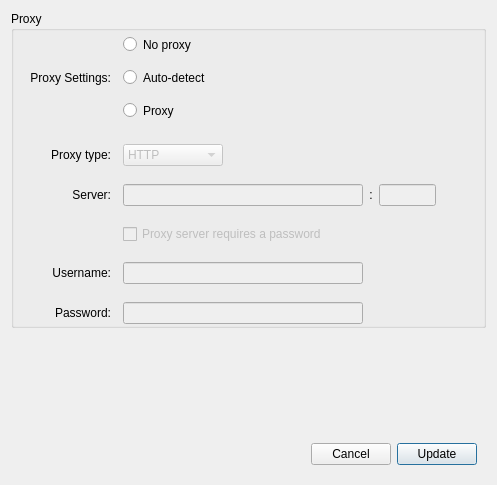
Qt form src/MEGASync/gui/macx/ProxySettings.ui (meganz/MEGAsync) before a commit.
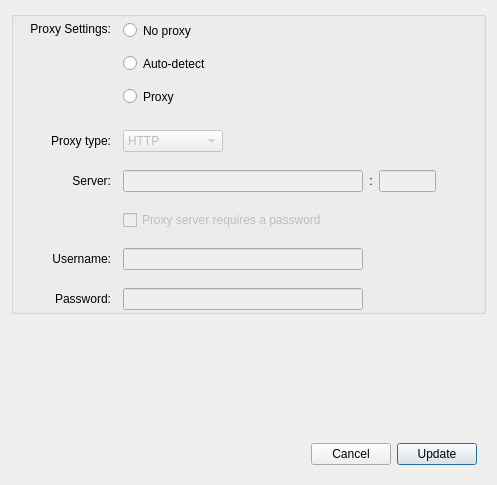
The same form after that commit.

Commit message: UI modifications according mac invision designs

The edit to the form file:
```diff
--- a/src/MEGASync/gui/macx/ProxySettings.ui
+++ b/src/MEGASync/gui/macx/ProxySettings.ui
@@ -29,7 +29,7 @@
       </sizepolicy>
      </property>
      <property name="title">
-      <string>Proxy</string>
+      <string/>
      </property>
      <property name="flat">
       <bool>true</bool>
@@ -56,103 +56,109 @@
       <property name="verticalSpacing">
        <number>18</number>
       </property>
-      <item row="8" column="1">
-       <widget class="QWidget" name="widget" native="true">
-        <property name="styleSheet">
+      <item row="13" column="1">
+       <widget class="QLineEdit" name="eProxyUsername">
+        <property name="enabled">
+         <bool>false</bool>
+        </property>
+        <property name="minimumSize">
+         <size>
+          <width>240</width>
+          <height>0</height>
+         </size>
+        </property>
+        <property name="maximumSize">
+         <size>
+          <width>240</width>
+          <height>16777215</height>
+         </size>
+        </property>
+        <property name="accessibleName">
+         <string>Username:</string>
+        </property>
+        <property name="text">
          <string notr="true"/>
         </property>
-        <layout class="QVBoxLayout" name="verticalLayout_19">
-         <property name="spacing">
-          <number>6</number>
-         </property>
-         <property name="leftMargin">
-          <number>0</number>
-         </property>
-         <property name="topMargin">
-          <number>0</number>
-         </property>
-         <property name="rightMargin">
-          <number>0</number>
-         </property>
-         <property name="bottomMargin">
-          <number>2</number>
-         </property>
-         <item>
-          <widget class="QRadioButton" name="rNoProxy">
-           <property name="minimumSize">
-            <size>
-             <width>0</width>
-             <height>27</height>
-            </size>
-           </property>
-           <property name="maximumSize">
-            <size>
-             <width>16777215</width>
-             <height>27</height>
-            </size>
-           </property>
-           <property name="focusPolicy">
-            <enum>Qt::StrongFocus</enum>
-           </property>
-           <property name="text">
-            <string>No proxy</string>
-           </property>
-          </widget>
-         </item>
-         <item>
-          <widget class="QRadioButton" name="rProxyAuto">
-           <property name="minimumSize">
-            <size>
-             <width>0</width>
-             <height>27</height>
-            </size>
-           </property>
-           <property name="maximumSize">
-            <size>
-             <width>16777215</width>
-             <height>27</height>
-            </size>
-           </property>
-           <property name="focusPolicy">
-            <enum>Qt::StrongFocus</enum>
-           </property>
-           <property name="text">
-            <string>Auto-detect</string>
-           </property>
-           <property name="checked">
-            <bool>false</bool>
-           </property>
-          </widget>
-         </item>
-         <item>
-          <widget class="QRadioButton" name="rProxyManual">
-           <property name="minimumSize">
-            <size>
-             <width>0</width>
-             <height>27</height>
-            </size>
-           </property>
-           <property name="maximumSize">
-            <size>
-             <width>16777215</width>
-             <height>27</height>
-            </size>
-           </property>
-           <property name="focusPolicy">
-            <enum>Qt::StrongFocus</enum>
-           </property>
-           <property name="styleSheet">
-            <string notr="true"/>
-           </property>
-           <property name="text">
-            <string>Proxy</string>
-           </property>
-          </widget>
-         </item>
-        </layout>
+       </widget>
+      </item>
+      <item row="12" column="1">
+       <widget class="QCheckBox" name="cProxyRequiresPassword">
+        <property name="enabled">
+         <bool>false</bool>
+        </property>
+        <property name="text">
+         <string>Proxy server requires a password</string>
+        </property>
+       </widget>
+      </item>
+      <item row="14" column="0">
+       <widget class="QLabel" name="lProxyPassword">
+        <property name="sizePolicy">
+         <sizepolicy hsizetype="Preferred" vsizetype="Preferred">
+          <horstretch>0</horstretch>
+          <verstretch>0</verstretch>
+         </sizepolicy>
+        </property>
+        <property name="focusPolicy">
+         <enum>Qt::NoFocus</enum>
+        </property>
+        <property name="text">
+         <string>Password:</string>
+        </property>
+        <property name="alignment">
+         <set>Qt::AlignRight|Qt::AlignTrailing|Qt::AlignVCenter</set>
+        </property>
+       </widget>
+      </item>
+      <item row="13" column="0">
+       <widget class="QLabel" name="lProxyUsername">
+        <property name="focusPolicy">
+         <enum>Qt::NoFocus</enum>
+        </property>
+        <property name="text">
+         <string>Username:</string>
+        </property>
+        <property name="alignment">
+         <set>Qt::AlignRight|Qt::AlignTrailing|Qt::AlignVCenter</set>
+        </property>
        </widget>
       </item>
       <item row="10" column="1">
+       <widget class="QComboBox" name="cProxyType">
+        <property name="enabled">
+         <bool>false</bool>
+        </property>
+        <property name="sizePolicy">
+         <sizepolicy hsizetype="Maximum" vsizetype="Fixed">
+          <horstretch>0</horstretch>
+          <verstretch>0</verstretch>
+         </sizepolicy>
+        </property>
+        <property name="minimumSize">
+         <size>
+          <width>100</width>
+          <height>0</height>
+         </size>
+        </property>
+        <property name="maximumSize">
+         <size>
+          <width>16777215</width>
+          <height>16777215</height>
+         </size>
+        </property>
+        <item>
+         <property name="text">
+          <string>HTTP</string>
+         </property>
+        </item>
+        <item>
+         <property name="text">
+          <string>SOCK5H</string>
+         </property>
+        </item>
+       </widget>
+      </item>
+      <item row="11" column="1">
        <widget class="QWidget" name="wProxyAddress" native="true">
         <property name="sizePolicy">
          <sizepolicy hsizetype="Preferred" vsizetype="Maximum">
@@ -246,122 +252,20 @@
         </layout>
        </widget>
       </item>
-      <item row="12" column="0">
-       <widget class="QLabel" name="lProxyUsername">
-        <property name="focusPolicy">
-         <enum>Qt::NoFocus</enum>
-        </property>
-        <property name="text">
-         <string>Username:</string>
-        </property>
-        <property name="alignment">
-         <set>Qt::AlignRight|Qt::AlignTrailing|Qt::AlignVCenter</set>
-        </property>
-       </widget>
-      </item>
-      <item row="13" column="0">
-       <widget class="QLabel" name="lProxyPassword">
-        <property name="sizePolicy">
-         <sizepolicy hsizetype="Preferred" vsizetype="Preferred">
-          <horstretch>0</horstretch>
-          <verstretch>0</verstretch>
-         </sizepolicy>
-        </property>
-        <property name="focusPolicy">
-         <enum>Qt::NoFocus</enum>
-        </property>
-        <property name="text">
-         <string>Password:</string>
-        </property>
-        <property name="alignment">
-         <set>Qt::AlignRight|Qt::AlignTrailing|Qt::AlignVCenter</set>
-        </property>
-       </widget>
-      </item>
-      <item row="12" column="1">
-       <widget class="QLineEdit" name="eProxyUsername">
-        <property name="enabled">
-         <bool>false</bool>
-        </property>
-        <property name="minimumSize">
-         <size>
-          <width>240</width>
-          <height>0</height>
-         </size>
-        </property>
-        <property name="maximumSize">
-         <size>
-          <width>240</width>
-          <height>16777215</height>
-         </size>
-        </property>
-        <property name="accessibleName">
-         <string>Username:</string>
-        </property>
-        <property name="text">
-         <string notr="true"/>
-        </property>
-       </widget>
-      </item>
-      <item row="9" column="0">
-       <widget class="QLabel" name="lProxyType">
+      <item row="11" column="0">
+       <widget class="QLabel" name="lProxyServer">
         <property name="focusPolicy">
          <enum>Qt::StrongFocus</enum>
         </property>
         <property name="text">
-         <string>Proxy type:</string>
+         <string>Server:</string>
         </property>
         <property name="alignment">
          <set>Qt::AlignRight|Qt::AlignTrailing|Qt::AlignVCenter</set>
         </property>
        </widget>
       </item>
-      <item row="11" column="1">
-       <widget class="QCheckBox" name="cProxyRequiresPassword">
-        <property name="enabled">
-         <bool>false</bool>
-        </property>
-        <property name="text">
-         <string>Proxy server requires a password</string>
-        </property>
-       </widget>
-      </item>
-      <item row="9" column="1">
-       <widget class="QComboBox" name="cProxyType">
-        <property name="enabled">
-         <bool>false</bool>
-        </property>
-        <property name="sizePolicy">
-         <sizepolicy hsizetype="Maximum" vsizetype="Fixed">
-          <horstretch>0</horstretch>
-          <verstretch>0</verstretch>
-         </sizepolicy>
-        </property>
-        <property name="minimumSize">
-         <size>
-          <width>100</width>
-          <height>0</height>
-         </size>
-        </property>
-        <property name="maximumSize">
-         <size>
-          <width>16777215</width>
-          <height>16777215</height>
-         </size>
-        </property>
-        <item>
-         <property name="text">
-          <string>HTTP</string>
-         </property>
-        </item>
-        <item>
-         <property name="text">
-          <string>SOCK5H</string>
-         </property>
-        </item>
-       </widget>
-      </item>
-      <item row="13" column="1">
+      <item row="14" column="1">
        <widget class="QLineEdit" name="eProxyPassword">
         <property name="enabled">
          <bool>false</bool>
@@ -389,13 +293,109 @@
         </property>
        </widget>
       </item>
+      <item row="8" column="1">
+       <widget class="QWidget" name="wProxyOptions" native="true">
+        <property name="styleSheet">
+         <string notr="true"/>
+        </property>
+        <layout class="QVBoxLayout" name="verticalLayout_19">
+         <property name="spacing">
+          <number>6</number>
+         </property>
+         <property name="leftMargin">
+          <number>0</number>
+         </property>
+         <property name="topMargin">
+          <number>0</number>
+         </property>
+         <property name="rightMargin">
+          <number>0</number>
+         </property>
+         <property name="bottomMargin">
+          <number>2</number>
+         </property>
+         <item>
+          <widget class="QRadioButton" name="rNoProxy">
+           <property name="minimumSize">
+            <size>
+             <width>0</width>
+             <height>27</height>
+            </size>
+           </property>
+           <property name="maximumSize">
+            <size>
+             <width>16777215</width>
+             <height>27</height>
+            </size>
+           </property>
+           <property name="focusPolicy">
+            <enum>Qt::StrongFocus</enum>
+           </property>
+           <property name="text">
+            <string>No proxy</string>
+           </property>
+          </widget>
+         </item>
+         <item>
+          <widget class="QRadioButton" name="rProxyAuto">
+           <property name="minimumSize">
+            <size>
+             <width>0</width>
+             <height>27</height>
+            </size>
+           </property>
+           <property name="maximumSize">
+            <size>
+             <width>16777215</width>
+             <height>27</height>
+            </size>
+           </property>
+           <property name="focusPolicy">
+            <enum>Qt::StrongFocus</enum>
+           </property>
+           <property name="text">
+            <string>Auto-detect</string>
+           </property>
+           <property name="checked">
+            <bool>false</bool>
+           </property>
+          </widget>
+         </item>
+         <item>
+          <widget class="QRadioButton" name="rProxyManual">
+           <property name="minimumSize">
+            <size>
+             <width>0</width>
+             <height>27</height>
+            </size>
+           </property>
+           <property name="maximumSize">
+            <size>
+             <width>16777215</width>
+             <height>27</height>
+            </size>
+           </property>
+           <property name="focusPolicy">
+            <enum>Qt::StrongFocus</enum>
+           </property>
+           <property name="styleSheet">
+            <string notr="true"/>
+           </property>
+           <property name="text">
+            <string>Proxy</string>
+           </property>
+          </widget>
+         </item>
+        </layout>
+       </widget>
+      </item>
       <item row="10" column="0">
-       <widget class="QLabel" name="lProxyServer">
+       <widget class="QLabel" name="lProxyType">
         <property name="focusPolicy">
          <enum>Qt::StrongFocus</enum>
         </property>
         <property name="text">
-         <string>Server:</string>
+         <string>Proxy type:</string>
         </property>
         <property name="alignment">
          <set>Qt::AlignRight|Qt::AlignTrailing|Qt::AlignVCenter</set>
@@ -403,22 +403,53 @@
        </widget>
       </item>
       <item row="8" column="0">
-       <widget class="QLabel" name="lProxySettings">
-        <property name="sizePolicy">
-         <sizepolicy hsizetype="Preferred" vsizetype="Maximum">
-          <horstretch>0</horstretch>
-          <verstretch>0</verstretch>
-         </sizepolicy>
-        </property>
-        <property name="focusPolicy">
-         <enum>Qt::StrongFocus</enum>
-        </property>
-        <property name="text">
-         <string>Proxy Settings:</string>
-        </property>
-        <property name="alignment">
-         <set>Qt::AlignRight|Qt::AlignTrailing|Qt::AlignVCenter</set>
-        </property>
+       <widget class="QWidget" name="wProxySettings" native="true">
+        <layout class="QVBoxLayout" name="verticalLayout_2">
+         <property name="leftMargin">
+          <number>0</number>
+         </property>
+         <property name="topMargin">
+          <number>5</number>
+         </property>
+         <property name="rightMargin">
+          <number>0</number>
+         </property>
+         <property name="bottomMargin">
+          <number>0</number>
+         </property>
+         <item>
+          <widget class="QLabel" name="lProxySettings">
+           <property name="sizePolicy">
+            <sizepolicy hsizetype="Preferred" vsizetype="Maximum">
+             <horstretch>0</horstretch>
+             <verstretch>0</verstretch>
+            </sizepolicy>
+           </property>
+           <property name="focusPolicy">
+            <enum>Qt::StrongFocus</enum>
+           </property>
+           <property name="text">
+            <string>Proxy Settings:</string>
+           </property>
+           <property name="alignment">
+            <set>Qt::AlignRight|Qt::AlignTrailing|Qt::AlignVCenter</set>
+           </property>
+          </widget>
+         </item>
+         <item>
+          <spacer name="verticalSpacer_2">
+           <property name="orientation">
+            <enum>Qt::Vertical</enum>
+           </property>
+           <property name="sizeHint" stdset="0">
+            <size>
+             <width>20</width>
+             <height>40</height>
+            </size>
+           </property>
+          </spacer>
+         </item>
+        </layout>
        </widget>
       </item>
      </layout>
```
